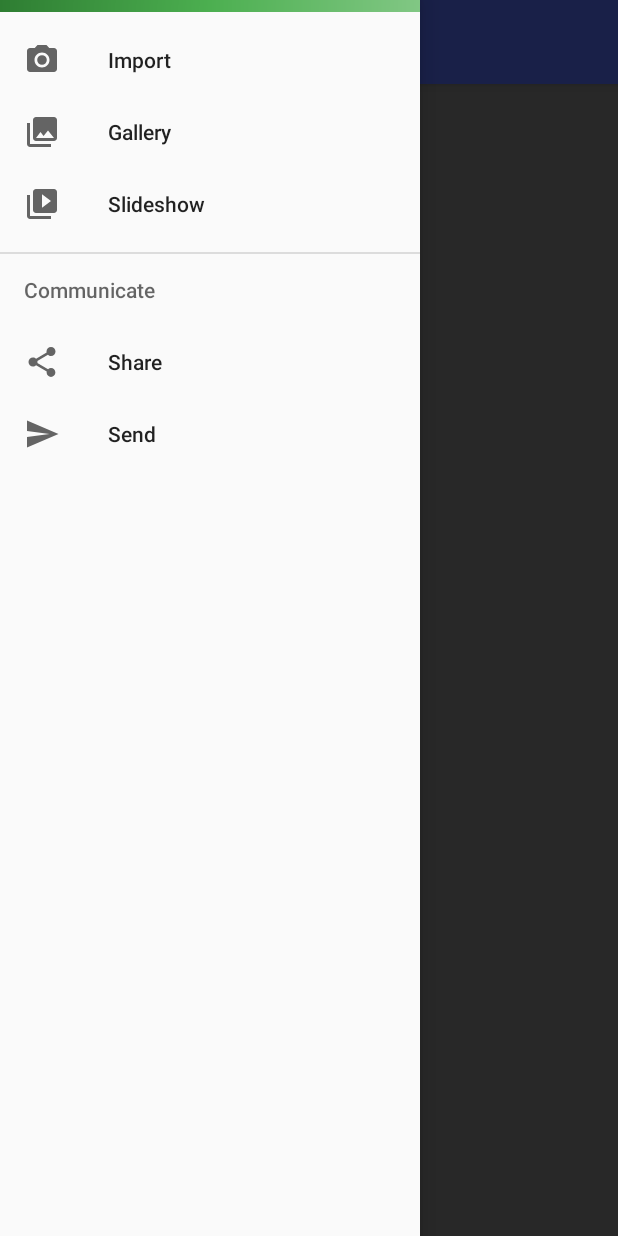
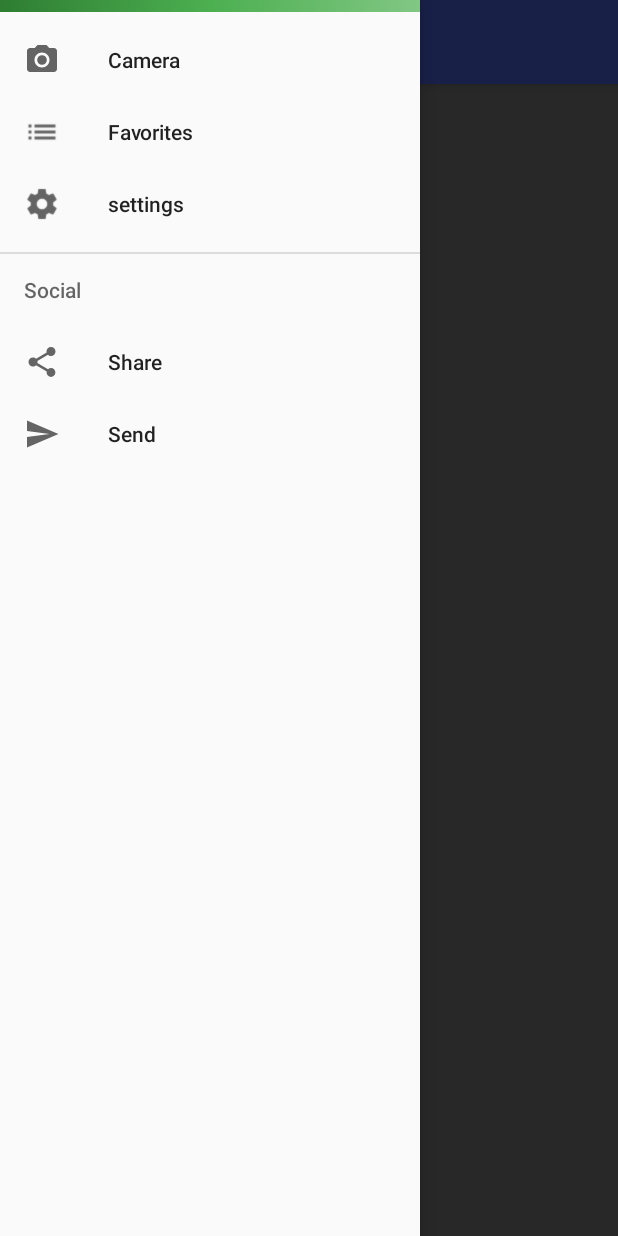
Before and after one commit to MACAndroidTraining/QuickMaths, an Android app: the screen it shows after launch (MainActivity), with the side drawer open, on a phone screen of 412 x 824 dp. Run offline under Robolectric (Android 15) with nearby library versions, the phone set to English and light mode, and no system bars; libraries missing offline, so code that uses them is left out: me.dm7.barcodescanner; plain views replace ZXingScannerView; 4 statements that could not run were skipped.

Commit message:
changed menu button icons

```diff
--- a/app/src/main/res/menu/activity_main_drawer.xml
+++ b/app/src/main/res/menu/activity_main_drawer.xml
@@ -3,20 +3,20 @@
 
     <group android:checkableBehavior="single">
         <item
-            android:id="@+id/nav_first_layout"
+            android:id="@+id/nav_camera"
             android:icon="@drawable/ic_menu_camera"
-            android:title="Import" />
+            android:title="Camera" />
         <item
-            android:id="@+id/nav_second_layout"
-            android:icon="@drawable/ic_menu_gallery"
-            android:title="Gallery" />
+            android:id="@+id/nav_favorites"
+            android:icon="@drawable/ic_list_black"
+            android:title="Favorites" />
         <item
-            android:id="@+id/nav_third_layout"
-            android:icon="@drawable/ic_menu_slideshow"
-            android:title="Slideshow" />
+            android:id="@+id/nav_settings"
+            android:icon="@drawable/ic_settings_black"
+            android:title="settings" />
     </group>
 
-    <item android:title="Communicate">
+    <item android:title="Social">
         <menu>
             <item
                 android:id="@+id/nav_share"
```
Also changed, not shown: app/src/main/res/drawable/ic_action_about.png (renamed from app/src/main/res/drawable-v24/ic_action_about.png), app/src/main/res/drawable/ic_list_black.png (added), app/src/main/res/drawable/ic_settings_black.png (added), 2 other files.
